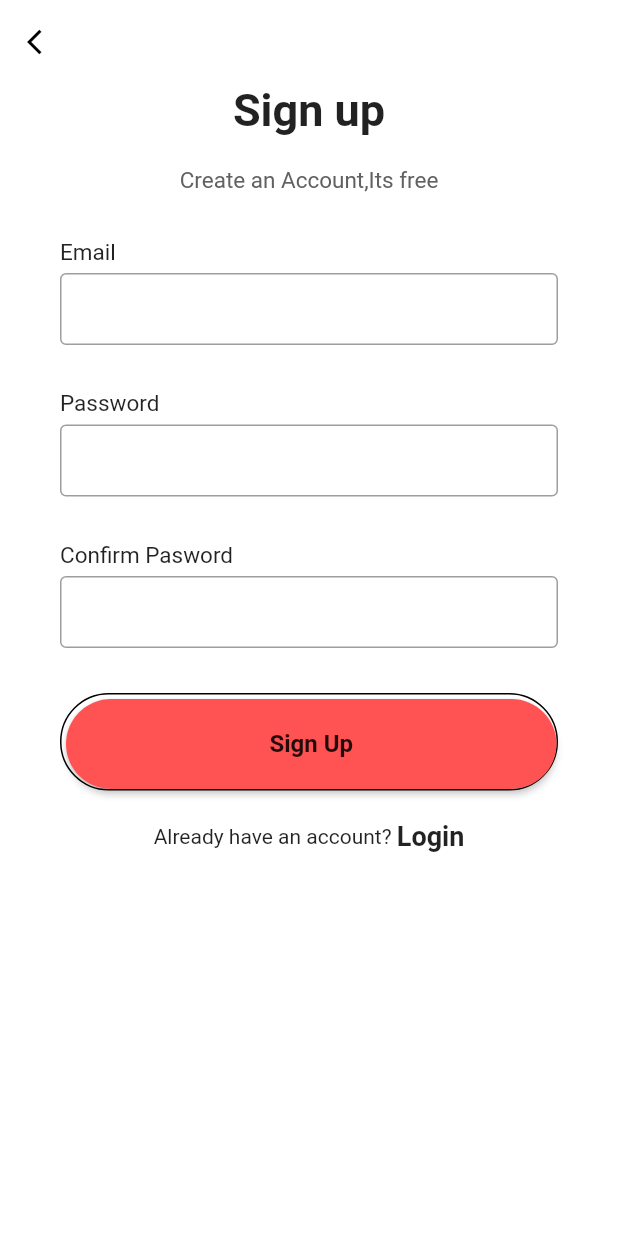
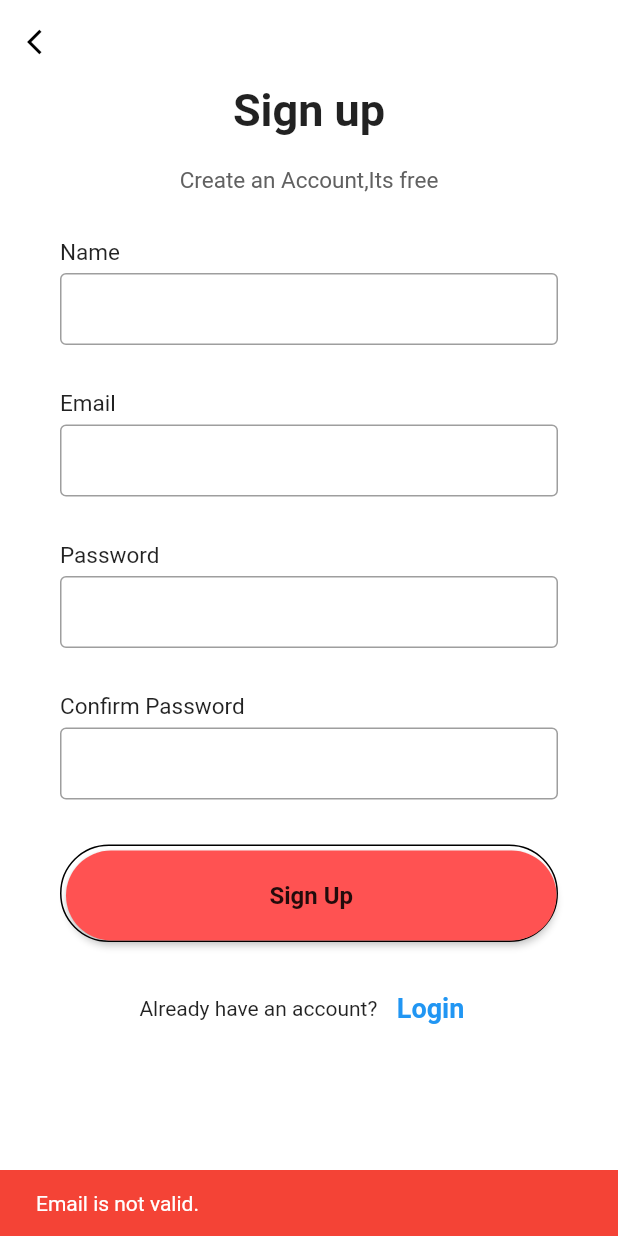
Before and after one commit to F4-Plus-DUT/Mobile-orphanage-management, a Flutter app: the SignUp screen opened by its route, after a tap on "Sign Up", on a phone screen of 412 x 824 dp. Run offline on Flutter 3.47's test engine with Material 2 defaults, Android fonts, the phone set to English and light mode, and no system bars; our stand-ins replace flutter_spinkit; network calls fail.

Commit message:
update call sign up api

```diff
--- a/lib/pages/login.dart
+++ b/lib/pages/login.dart
@@ -12,7 +12,7 @@ class Login extends StatefulWidget {
 
 class _LoginState extends State<Login> {
   String base_url =
-      "https://dd90-116-110-95-159.ap.ngrok.io/api/v1/user/action/login";
+      "https://4cfd-2001-ee0-294-a44a-3d9f-e484-deec-8da5.ap.ngrok.io/api/v1/user/action/login";
   Future<bool> loginToServer(username, password) async {
     bool isSuccessfully = false;
     await http
--- a/lib/pages/signup.dart
+++ b/lib/pages/signup.dart
@@ -1,4 +1,6 @@
 import 'package:flutter/material.dart';
+import 'package:http/http.dart' as http;
+import 'dart:convert';
 
 class SignUp extends StatefulWidget {
   const SignUp({super.key});
@@ -8,6 +10,36 @@ class SignUp extends StatefulWidget {
 }
 
 class _SignUpState extends State<SignUp> {
+  String base_url="https://4cfd-2001-ee0-294-a44a-3d9f-e484-deec-8da5.ap.ngrok.io/api/v1/user/action/sign_up";
+  Future<bool> sign_up (String name, String email, String pwd) async{
+    bool isSuccessfully = false;
+
+    await http
+        .post(Uri.parse(base_url),
+        headers: <String, String>{
+          'Content-Type': 'application/json; charset=UTF-8',
+        },
+        body: jsonEncode(
+            <String, String>{'name': name, 'email': email,  'password': pwd}))
+        .then((response) {
+      // var body = json.decode(response.body);
+      print(response.statusCode);
+      // print(body);
+      if (response.statusCode == 201) {
+        isSuccessfully = true;
+      }
+    });
+    return isSuccessfully;
+  }
+  //Controller
+  TextEditingController nameController = TextEditingController();
+  TextEditingController emailController = TextEditingController();
+  TextEditingController passwordController = TextEditingController();
+  TextEditingController password2Controller = TextEditingController();
+
+  //Regex
+  RegExp hexEmail = RegExp(r'[a-zA-Z0-9.!#$%&*+/=?^_`{|}~-]+@[a-zA-Z0-9-]+(?:\.[a-zA-Z0-9-]+)*$');
+
   @override
   Widget build(BuildContext context) {
     return Scaffold(
@@ -67,9 +99,10 @@ class _SignUpState extends State<SignUp> {
                       padding: EdgeInsets.symmetric(horizontal: 40),
                       child: Column(
                         children: [
-                          makeInput(label: "Email"),
-                          makeInput(label: "Password", obsureText: true),
-                          makeInput(label: "Confirm Pasword", obsureText: true)
+                          makeInput(label: "Name", controller: nameController),
+                          makeInput(label: "Email", controller: emailController),
+                          makeInput(label: "Password", obsureText: true, controller: passwordController),
+                          makeInput(label: "Confirm Password", obsureText: true, controller: password2Controller)
                         ],
                       ),
                     ),
@@ -87,7 +120,41 @@ class _SignUpState extends State<SignUp> {
                         child: MaterialButton(
                           minWidth: double.infinity,
                           height: 60,
-                          onPressed: () {},
+                          onPressed: () async {
+                            String name = nameController.text;
+                            String email = emailController.text;
+                            String password = passwordController.text;
+                            String password_2  = password2Controller.text;
+                            //Xử lý regex cho name và email
+                            if (!hexEmail.hasMatch(email)){
+                              ScaffoldMessenger.of(context)
+                                  .showSnackBar(const SnackBar(
+                                content: Text(
+                                  'Email is not valid.',
+                                  style: TextStyle(
+                                    color: Colors.white,
+                                  ),
+                                ),
+                                backgroundColor: Colors.red,
+                              ));
+                            }
+                            if (password.compareTo(password_2) != 0 ){
+                              ScaffoldMessenger.of(context)
+                                    .showSnackBar(const SnackBar(
+                                  content: Text(
+                                    'Password does not match.',
+                                    style: TextStyle(
+                                      color: Colors.white,
+                                    ),
+                                  ),
+                                  backgroundColor: Colors.red,
+                              ));
+                            }
+                            if(await sign_up(name, email, password)){
+                              print("Create successfully!");
+                              Navigator.pushNamed(context, '/login');
+                            }
+                          },
                           color: Colors.redAccent,
                           shape: RoundedRectangleBorder(
                               borderRadius: BorderRadius.circular(40)),
@@ -108,10 +175,16 @@ class _SignUpState extends State<SignUp> {
                       mainAxisAlignment: MainAxisAlignment.center,
                       children: [
                         Text("Already have an account? "),
-                        Text(
+                        TextButton(
+                          child: const Text(
                           "Login",
                           style: TextStyle(
-                              fontWeight: FontWeight.w600, fontSize: 18),
+                              fontWeight: FontWeight.w600, fontSize: 18
+                              ),
+                          ),
+                          onPressed: () {
+                            Navigator.pushNamed(context, '/login');
+                          },
                         ),
                       ],
                     )
@@ -126,7 +199,7 @@ class _SignUpState extends State<SignUp> {
   }
 }
 
-Widget makeInput({label, obsureText = false}) {
+Widget makeInput({label, obsureText = false, controller}) {
   return Column(
     crossAxisAlignment: CrossAxisAlignment.start,
     children: [
@@ -139,6 +212,7 @@ Widget makeInput({label, obsureText = false}) {
         height: 5,
       ),
       TextField(
+        controller: controller,
         obscureText: obsureText,
         decoration: InputDecoration(
           contentPadding: EdgeInsets.symmetric(vertical: 0, horizontal: 10),
```
